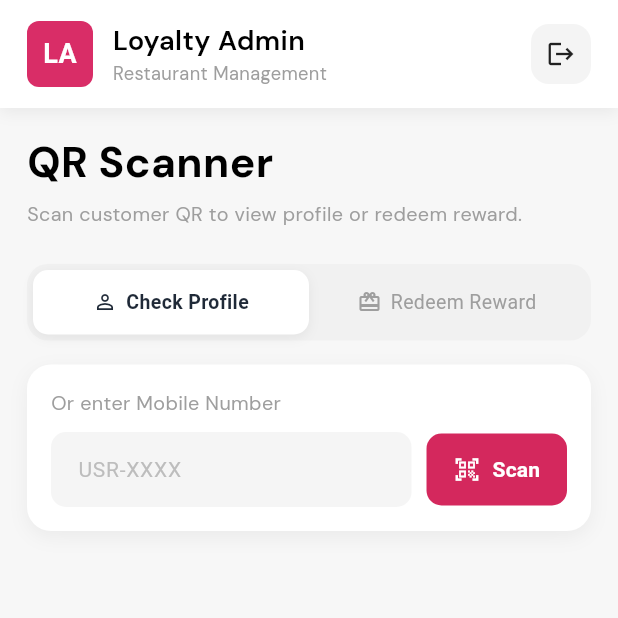
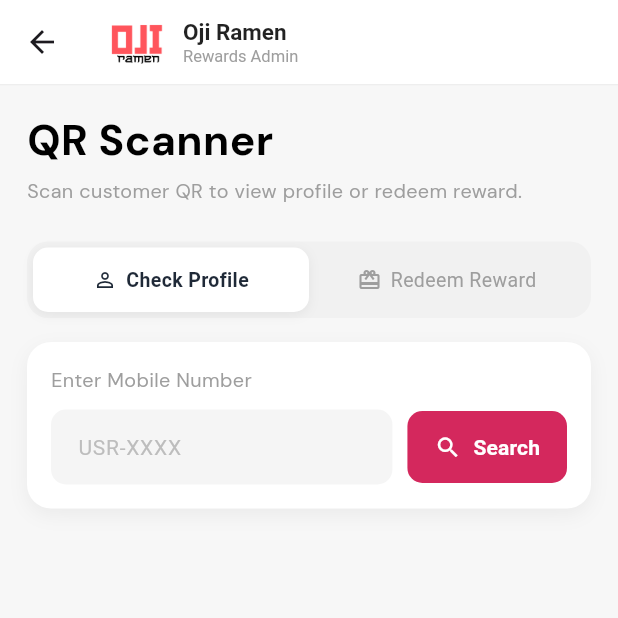
Before and after one commit to AbinashGBubble/oji_ramen_admin, a Flutter app: the ScanQrScreen screen opened by its route, after a tap on "Enter Code Manually", on a phone screen of 412 x 824 dp, the top half of it. Run offline on Flutter 3.47's test engine with Material 3 defaults, Android fonts, the phone set to English and light mode, and no system bars; our stand-ins replace device_info_plus, flutter_screenutil, flutter_secure_storage, get, google_fonts, package_info_plus and 1 more; missing offline and left inert: mobile_scanner, webview_flutter_android; accounts and stored records are empty; network calls fail.

Commit message:
Enhance login and redeem functionality: add email validation, improve UI components, and update API service methods

```diff
--- a/lib/Modules/ScanQr/qr_screen.dart
+++ b/lib/Modules/ScanQr/qr_screen.dart
@@ -161,23 +161,30 @@ class _ScanQrScreenState extends State<ScanQrScreen> with WidgetsBindingObserver
             ),
           ),
 
-          // CENTER SCANNER FRAME
-          Center(
+         Align(
+          alignment: Alignment.topCenter,
+          child: Padding(
+            padding: const EdgeInsets.only(top: 180),
             child: Column(
               mainAxisSize: MainAxisSize.min,
               children: [
                 const Text(
                   "Align QR code within the frame",
-                  style: TextStyle(color: Colors.white, fontSize: 16),
+                  style: TextStyle(
+                    color: Colors.white,
+                    fontSize: 16,
+                  ),
                 ),
                 const SizedBox(height: 25),
+
                 Container(
                   width: 250,
                   height: 250,
                   decoration: BoxDecoration(
                     borderRadius: BorderRadius.circular(20),
-                    border:
-                        Border.all(color: Colors.white.withOpacity(.3)),
+                    border: Border.all(
+                      color: Colors.white.withOpacity(.3),
+                    ),
                   ),
                   child: Stack(
                     children: [
@@ -188,14 +195,16 @@ class _ScanQrScreenState extends State<ScanQrScreen> with WidgetsBindingObserver
                     ],
                   ),
                 ),
-                const SizedBox(height: 30),
+
+                const SizedBox(height: 24),
+
                 GestureDetector(
                   onTap: () async {
                     await _cameraController?.toggleTorch();
                   },
                   child: Container(
-                    height: 70,
-                    width: 70,
+                    height: 60,
+                    width: 60,
                     decoration: BoxDecoration(
                       color: Colors.black54,
                       shape: BoxShape.circle,
@@ -204,13 +213,14 @@ class _ScanQrScreenState extends State<ScanQrScreen> with WidgetsBindingObserver
                     child: const Icon(
                       Icons.flash_on,
                       color: Colors.white,
-                      size: 32,
+                      size: 28,
                     ),
                   ),
                 ),
               ],
             ),
           ),
+        ),
 
           // BOTTOM SHEET
           Align(
@@ -335,8 +345,8 @@ class _ScanQrScreenState extends State<ScanQrScreen> with WidgetsBindingObserver
           ),
 
           // CENTER message
-          Center(
-            child: Column(
+            Center(
+              child: Column(
               mainAxisSize: MainAxisSize.min,
               children: [
                 Icon(Icons.videocam_off_rounded,
--- a/lib/Modules/ScanQr/scan_qr_controller.dart
+++ b/lib/Modules/ScanQr/scan_qr_controller.dart
@@ -269,10 +269,9 @@ class ScanQrController extends GetxController {
       isRedeeming.value = true;
 
       final response =
-          await _rewardApi.rewardLookUp(identifier: rewardData!.redeemCode);
+          await _rewardApi.reedemReward(id: rewardData!.id);
 
       if (response?['success'] == true) {
-        showRewardData.value = false;
         rewardResponse.value = null;
         Get.snackbar(
           "Success",
--- a/lib/Modules/redeem/enter_manually_screen.dart
+++ b/lib/Modules/redeem/enter_manually_screen.dart
@@ -36,14 +36,59 @@ class _EnterCodeManuallyScreenState extends State<EnterCodeManuallyScreen> {
     final uid = _uidController.text.trim();
     if (uid.isEmpty) return;
     final qrType = controller.isRedeem.value ? 'rewards' : 'profile';
+     if (!controller.isRedeem.value && uid.length < 10) {
+      Get.snackbar("Invalid Number", "Please enter a valid 10-digit mobile number");
+
+      return;
+    }
     await controller.handleQrCode('{"uid":"$uid","type":"$qrType"}');
   }
 
   @override
   Widget build(BuildContext context) {
-    return Scaffold(
+    return  Scaffold(
       backgroundColor: const Color(0xFFF7F7F7),
-      appBar: _buildAppBar(),
+
+      appBar: AppBar(
+        backgroundColor: Colors.white,
+        elevation: 0,
+        surfaceTintColor: Colors.white,
+        title: Row(
+          mainAxisAlignment: MainAxisAlignment.start,
+          children: [
+            Image(
+              image: AssetImage('assets/icons/Oji_log.png'),
+              height: 40,
+            ),
+            const SizedBox(width: 10),
+            Column(
+              crossAxisAlignment: CrossAxisAlignment.start,
+              children: [
+                const Text(
+                  'Oji Ramen',
+                  style: TextStyle(
+                    color: Colors.black87,
+                    fontWeight: FontWeight.w700,
+                    fontSize: 15,
+                  ),
+                ),
+                Text(
+                  'Rewards Admin',
+                  style: TextStyle(
+                    color: Colors.grey.shade500,
+                    fontSize: 11,
+                    fontWeight: FontWeight.w400,
+                  ),
+                ),
+              ],
+            ),
+          ],
+        ),
+        bottom: PreferredSize(
+          preferredSize: const Size.fromHeight(1),
+          child: Container(height: 1, color: Colors.grey.shade200),
+        ),
+      ),
       body: Obx(
         () => SingleChildScrollView(
           padding: const EdgeInsets.fromLTRB(18, 16, 18, 40),
@@ -85,82 +130,4 @@ class _EnterCodeManuallyScreenState extends State<EnterCodeManuallyScreen> {
       ),
     );
   }
-
-  PreferredSizeWidget _buildAppBar() {
-    return PreferredSize(
-      preferredSize: const Size.fromHeight(72),
-      child: Container(
-        decoration: const BoxDecoration(
-          color: Colors.white,
-          boxShadow: [
-            BoxShadow(
-              color: Color(0x10000000),
-              blurRadius: 8,
-              offset: Offset(0, 3),
-            ),
-          ],
-        ),
-        child: SafeArea(
-          child: Padding(
-            padding: const EdgeInsets.symmetric(horizontal: 18),
-            child: Row(
-              children: [
-                // LOGO
-                Container(
-                  height: 44,
-                  width: 44,
-                  decoration: BoxDecoration(
-                    color: const Color(0xFFD92D67),
-                    borderRadius: BorderRadius.circular(8),
-                  ),
-                  child: const Center(
-                    child: Text(
-                      "LA",
-                      style: TextStyle(
-                        color: Colors.white,
-                        fontWeight: FontWeight.w700,
-                        fontSize: 18,
-                      ),
-                    ),
-                  ),
-                ),
-
-                Gaps.w12,
-
-                Column(
-                  mainAxisAlignment: MainAxisAlignment.center,
-                  crossAxisAlignment: CrossAxisAlignment.start,
-                  children: [
-                    Text(
-                      "Loyalty Admin",
-                      style: AppTextStyle.semiBold(size: 18, color: Colors.black),
-                    ),
-                    Text(
-                      "Restaurant Management",
-                      style: AppTextStyle.regular(size: 12, color: Colors.grey),
-                    ),
-                  ],
-                ),
-
-                const Spacer(),
-
-                // LOGOUT
-                GestureDetector(
-                  onTap: () => Get.offAll(() => const CommonBottomBar()),
-                  child: Container(
-                    padding: const EdgeInsets.all(10),
-                    decoration: BoxDecoration(
-                      color: const Color(0xFFF4F4F4),
-                      borderRadius: BorderRadius.circular(12),
-                    ),
-                    child: const Icon(Icons.logout, size: 20),
-                  ),
-                ),
-              ],
-            ),
-          ),
-        ),
-      ),
-    );
-  }
 }
--- a/lib/Modules/redeem/widgets/qr_search_section.dart
+++ b/lib/Modules/redeem/widgets/qr_search_section.dart
@@ -34,7 +34,10 @@ class QrSearchSection extends StatelessWidget {
                   title: "Check Profile",
                   icon: Icons.person_outline,
                   selected: !controller.isRedeem.value,
-                  onTap: () => controller.isRedeem.value = false,
+                  onTap: () {
+                    controller.isRedeem.value = false;
+                    uidController.clear();
+                  },
                 ),
               ),
               Expanded(
@@ -42,7 +45,10 @@ class QrSearchSection extends StatelessWidget {
                   title: "Redeem Reward",
                   icon: Icons.card_giftcard_outlined,
                   selected: controller.isRedeem.value,
-                  onTap: () => controller.isRedeem.value = true,
+                  onTap: () {
+                    controller.isRedeem.value = true;
+                    uidController.clear();
+                  },
                 ),
               ),
             ],
@@ -70,8 +76,8 @@ class QrSearchSection extends StatelessWidget {
             children: [
               Text(
                 controller.isRedeem.value
-                    ? "Or enter reward code"
-                    : "Or enter Mobile Number",
+                    ? "Enter Reward Code"
+                    : "Enter Mobile Number",
                 style: AppTextStyle.regular(size: 13, color: Colors.grey),
               ),
               const SizedBox(height: 10),
@@ -121,10 +127,10 @@ class QrSearchSection extends StatelessWidget {
                                 strokeWidth: 2,
                               ),
                             )
-                          : const Icon(Icons.qr_code_scanner,
+                          : const Icon(Icons.search,
                               color: Colors.white, size: 18),
                       label: Text(
-                        controller.isLoading.value ? "" : "Scan",
+                        controller.isLoading.value ? "" : "Search",
                         style: const TextStyle(
                           color: Colors.white,
                           fontWeight: FontWeight.w600,
--- a/lib/services/base_api/base_api_service.dart
+++ b/lib/services/base_api/base_api_service.dart
@@ -125,6 +125,7 @@ abstract class BaseApiService {
     required File file,
     String fileKey = 'file',
     bool authRequired = true,
+    bool retry = false,
   }) async {
     try {
       final uri = Uri.parse(url);
@@ -158,8 +159,8 @@ abstract class BaseApiService {
       final streamedResponse = await request.send();
       final response = await http.Response.fromStream(streamedResponse);
 
-      // 🔁 TOKEN REFRESH
-      if (response.statusCode == 401 && authRequired) {
+      // 🔁 TOKEN REFRESH (only once — guard against infinite retry)
+      if (response.statusCode == 401 && authRequired && !retry) {
         final newToken = await RefreshTokenApiService().refreshAccessToken();
 
         if (newToken != null) {
@@ -168,6 +169,7 @@ abstract class BaseApiService {
             file: file,
             fileKey: fileKey,
             authRequired: authRequired,
+            retry: true,
           );
         }
         return null;
--- a/lib/services/network/scan_reward_qr_api_service.dart
+++ b/lib/services/network/scan_reward_qr_api_service.dart
@@ -5,4 +5,8 @@ class ScanRewardQrApiService extends BaseApiService {
   Future<Map<String, dynamic>?> rewardLookUp({required String identifier}) {
     return get(ApiEndpoints.rewardLookUp(identifier), authRequired: true);
   }
+
+   Future<Map<String, dynamic>?> reedemReward({required int id}) {
+    return get(ApiEndpoints.redeemReward(id), authRequired: true);
+  }
 }
```
Also changed, not shown: lib/Modules/Auth/login_controller.dart (+27 -1 lines), lib/Modules/Auth/login_view.dart (+32 -7 lines), lib/Modules/Dashboard/common_bottom_bar.dart (+2 -16 lines), lib/main.dart (+20 -6 lines), lib/services/config/api_endpoints.dart (+2 -5 lines), lib/services/network/refresh_token_api_service.dart (+70 -26 lines).
